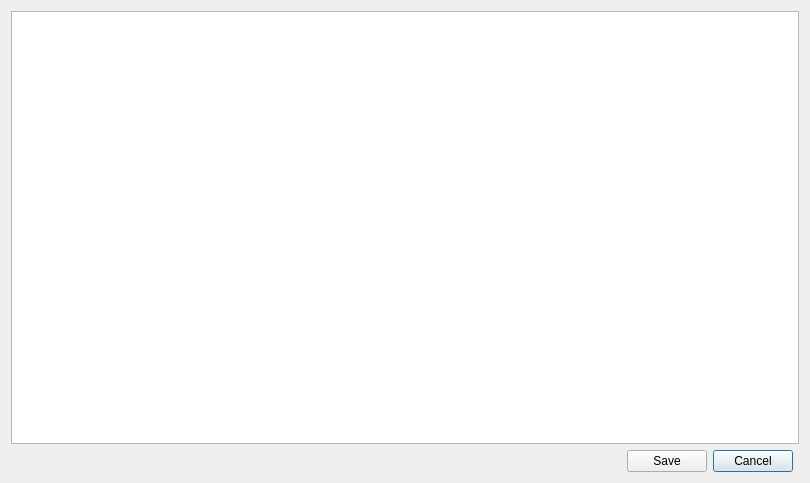
Above: src/gui/ErrorEditDialog.ui from MartinKilonzo/HerculesGalaxy before the change. Below: the same form after it.
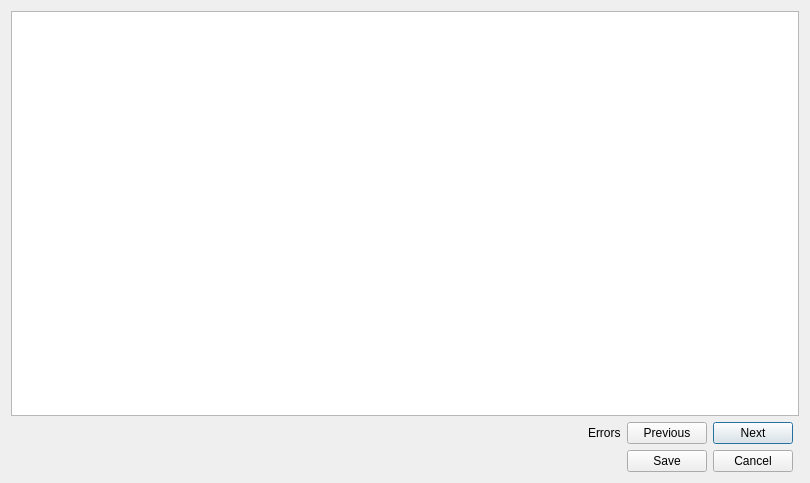
That is the form after the change. Icons and pictures are not drawn.

Commit message: Added: Error dialog navigation

What changed in the file:
```diff
--- a/src/gui/ErrorEditDialog.ui
+++ b/src/gui/ErrorEditDialog.ui
@@ -18,13 +18,17 @@
     <normaloff>:/icon32.ico</normaloff>:/icon32.ico</iconset>
   </property>
   <layout class="QGridLayout" name="gridLayout">
-   <item row="0" column="0" colspan="4">
-    <widget class="QTableWidget" name="tableWidget"/>
+   <item row="1" column="3">
+    <widget class="QPushButton" name="next">
+     <property name="text">
+      <string>Next</string>
+     </property>
+    </widget>
    </item>
-   <item row="2" column="2">
-    <widget class="QPushButton" name="cancel">
+   <item row="1" column="2">
+    <widget class="QPushButton" name="previous">
      <property name="text">
-      <string>Cancel</string>
+      <string>Previous</string>
      </property>
     </widget>
    </item>
@@ -41,7 +45,7 @@
      </property>
     </spacer>
    </item>
-   <item row="2" column="1">
+   <item row="2" column="2">
     <widget class="QPushButton" name="save">
      <property name="maximumSize">
       <size>
@@ -54,6 +58,23 @@
      </property>
     </widget>
    </item>
+   <item row="2" column="3">
+    <widget class="QPushButton" name="cancel">
+     <property name="text">
+      <string>Cancel</string>
+     </property>
+    </widget>
+   </item>
+   <item row="0" column="0" colspan="5">
+    <widget class="QTableWidget" name="tableWidget"/>
+   </item>
+   <item row="1" column="1">
+    <widget class="QLabel" name="label">
+     <property name="text">
+      <string>Errors</string>
+     </property>
+    </widget>
+   </item>
   </layout>
  </widget>
  <resources>
```
The commit also changes 2 other files.
